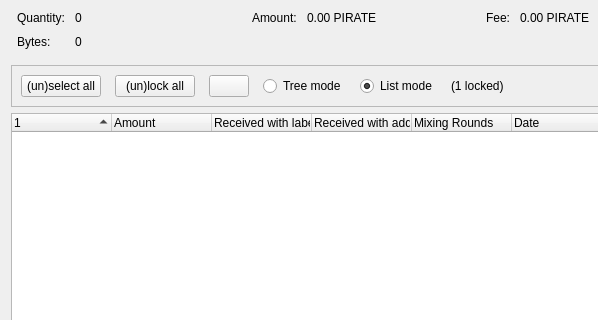
Qt form src/qt/forms/coincontroldialog.ui (piratecash/piratecash) before a commit; both pictures show x 0 to 598 and y 0 to 320 of the 954 by 500 pixel window.
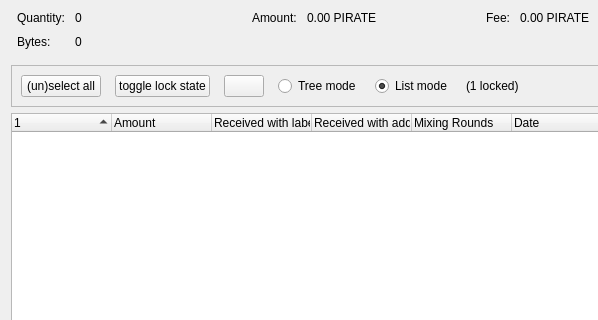
The same form after that commit. Custom widgets are drawn as their Qt base class.

Patch:
```diff
--- a/src/qt/forms/coincontroldialog.ui
+++ b/src/qt/forms/coincontroldialog.ui
@@ -283,7 +283,7 @@
            </sizepolicy>
           </property>
           <property name="text">
-           <string>(un)lock all</string>
+           <string>toggle lock state</string>
           </property>
           <property name="autoDefault">
            <bool>false</bool>
```
Left out of the diff: 2 changed lines with no effect on the pictures.
